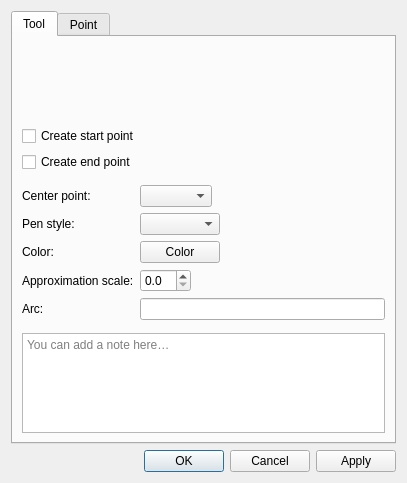
The window that src/libs/vtools/dialogs/tools/dialogarc.ui (equinox-patterns/Ostara) describes before a commit, drawn with Qt 5.
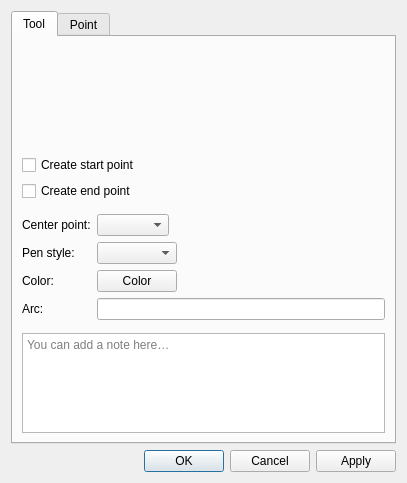
The same window after the commit. Icons and pictures are not drawn. Custom widgets are drawn as their Qt base class.

Commit message: Validation curves: drop frontend approximation scale, Spline handles + angle presets in PB

```diff
--- a/src/libs/vtools/dialogs/tools/dialogarc.ui
+++ b/src/libs/vtools/dialogs/tools/dialogarc.ui
@@ -142,36 +142,13 @@
           </widget>
          </item>
          <item row="3" column="0">
-          <widget class="QLabel" name="label_7">
-           <property name="text">
-            <string>Approximation scale:</string>
-           </property>
-          </widget>
-         </item>
-         <item row="3" column="1">
-          <widget class="QDoubleSpinBox" name="doubleSpinBoxApproximationScale">
-           <property name="toolTip">
-            <string>Set approximation scale for this curve, 0 - use global value</string>
-           </property>
-           <property name="decimals">
-            <number>1</number>
-           </property>
-           <property name="maximum">
-            <double>10.000000000000000</double>
-           </property>
-           <property name="singleStep">
-            <double>0.100000000000000</double>
-           </property>
-          </widget>
-         </item>
-         <item row="4" column="0">
           <widget class="QLabel" name="labelAlias">
            <property name="text">
             <string>Arc:</string>
            </property>
           </widget>
          </item>
-         <item row="4" column="1">
+         <item row="3" column="1">
           <widget class="QLineEdit" name="lineEditAlias">
           </widget>
          </item>
```
The commit also changes 41 other files.
